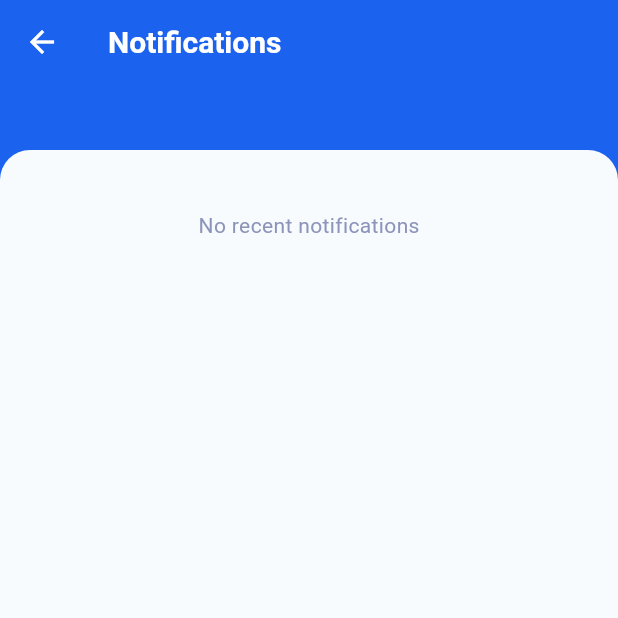
After one commit to amrmhassan/student_evalution, a Flutter app: the NotificationsScreen screen opened by its route, on a phone screen of 412 x 824 dp, the top half of it. The commit adds this screen. Run offline on Flutter 3.47's test engine with Material 2 defaults, Android fonts, the phone set to English and light mode, and no system bars; our stand-ins replace cloud_firestore, copy_with_extension, file_picker, firebase_auth, firebase_core, firebase_database and 12 more; accounts and stored records are empty; Roboto replaces fonts that are missing (Cairo); statements that could not run were skipped.

Commit message:
watch notifications done

```diff
--- a/lib/init/providers_init.dart
+++ b/lib/init/providers_init.dart
@@ -6,6 +6,7 @@ import 'package:student_evaluation/providers/behavior_provider.dart';
 import 'package:student_evaluation/providers/event_provider.dart';
 import 'package:student_evaluation/providers/home_work_provider.dart';
 import 'package:student_evaluation/providers/message_provider.dart';
+import 'package:student_evaluation/providers/notifications_provider.dart';
 import 'package:student_evaluation/providers/time_line_provider.dart';
 import 'package:student_evaluation/student_app/providers/student_behaviour_provider.dart';
 import 'package:student_evaluation/student_app/providers/student_homework_provider.dart';
@@ -28,5 +29,6 @@ class ProvidersInit {
     ChangeNotifierProvider(create: (context) => StudentBehaviourProvider()),
     ChangeNotifierProvider(create: (context) => EventProvider()),
     ChangeNotifierProvider(create: (context) => StudentHomeWorkProvider()),
+    ChangeNotifierProvider(create: (context) => NotificationProvider()),
   ];
 }
--- a/lib/init/screens_init.dart
+++ b/lib/init/screens_init.dart
@@ -11,6 +11,7 @@ import 'package:student_evaluation/screens/event_screen/event_screen.dart';
 import 'package:student_evaluation/screens/home_work_screen/home_work_screen.dart';
 import 'package:student_evaluation/screens/intro_screen/intro_screen.dart';
 import 'package:student_evaluation/screens/login_screen/login_screen.dart';
+import 'package:student_evaluation/screens/notifications_screen/notifications_screen.dart';
 import 'package:student_evaluation/screens/search_screen/search_screen.dart';
 import 'package:student_evaluation/screens/settings_screen/settings_screen.dart';
 import 'package:student_evaluation/admin_app/screens/signup_screen/signup_screen.dart';
@@ -55,6 +56,7 @@ class ScreensInit {
     StudentMaterialsScreen.routeName: (context) => StudentMaterialsScreen(),
     AdminTimeTableScreen.routeName: (context) => AdminTimeTableScreen(),
     AdminAddTimeTableScreen.routeName: (context) => AdminAddTimeTableScreen(),
+    NotificationsScreen.routeName: (context) => NotificationsScreen(),
   };
 
   static Widget? home = StreamBuilder(
--- /dev/null
+++ b/lib/screens/notifications_screen/notifications_screen.dart
@@ -0,0 +1,121 @@
+// ignore_for_file: prefer_const_constructors, prefer_const_literals_to_create_immutables
+
+import 'package:flutter/material.dart';
+import 'package:student_evaluation/core/constants/classes_images.dart';
+import 'package:student_evaluation/fast_tools/widgets/padding_wrapper.dart';
+import 'package:student_evaluation/fast_tools/widgets/v_space.dart';
+import 'package:student_evaluation/screens/home_screen/widgets/time_table_card.dart';
+import 'package:student_evaluation/theming/constants/sizes.dart';
+import 'package:student_evaluation/theming/constants/styles.dart';
+import 'package:student_evaluation/theming/theme_calls.dart';
+import 'package:student_evaluation/transformers/enums_transformers.dart';
+
+import '../../utils/providers_calls.dart';
+import '../home_screen/widgets/home_screen_appbar.dart';
+
+class NotificationsScreen extends StatefulWidget {
+  static const String routeName = '/NotificationsScreen';
+  const NotificationsScreen({super.key});
+
+  @override
+  State<NotificationsScreen> createState() => _NotificationsScreenState();
+}
+
+class _NotificationsScreenState extends State<NotificationsScreen> {
+  @override
+  void initState() {
+    loadData();
+
+    super.initState();
+  }
+
+  void loadData() async {
+    Future.delayed(Duration.zero).then((value) {
+      var userModel = Providers.userPf(context).userModel!;
+      Providers.notifyPf(context).watchAllNotifications(userModel.uid);
+    });
+  }
+
+  @override
+  Widget build(BuildContext context) {
+    var notifyProvider = Providers.notifyPf(context);
+
+    return Scaffold(
+      extendBodyBehindAppBar: true,
+      appBar: AppBar(
+        elevation: 0,
+        backgroundColor: colorTheme.kBlueColor.withOpacity(.5),
+        flexibleSpace: HAppBarFlexibleArea(),
+        foregroundColor: Colors.white,
+        title: Text(
+          'Notifications',
+          style: h1TextStyle.copyWith(
+            color: Colors.white,
+          ),
+        ),
+      ),
+      body: Stack(
+        children: [
+          Container(
+            width: double.infinity,
+            height: 200,
+            color: colorTheme.kBlueColor,
+          ),
+          SingleChildScrollView(
+            child: Column(
+              children: [
+                VSpace(factor: 4),
+                Column(
+                  children: [
+                    VSpace(),
+                    Container(
+                      constraints: BoxConstraints(minHeight: 400),
+                      width: double.infinity,
+                      decoration: BoxDecoration(
+                        color: colorTheme.backGround,
+                        borderRadius: BorderRadius.only(
+                          topLeft: Radius.circular(
+                            largeBorderRadius,
+                          ),
+                          topRight: Radius.circular(
+                            largeBorderRadius,
+                          ),
+                        ),
+                      ),
+                      child: PaddingWrapper(
+                        child: Column(
+                          crossAxisAlignment: CrossAxisAlignment.start,
+                          children: [
+                            VSpace(factor: 2),
+                            if (notifyProvider.unwatchedHomeworks.isEmpty)
+                              Center(
+                                child: Text(
+                                  'No recent notifications',
+                                  style: h4TextStyleInactive,
+                                ),
+                              ),
+                            ...notifyProvider.unwatchedHomeworks.map(
+                              (e) => TimeTableCard(
+                                title:
+                                    '${classTransformer(e.teacherClass)} home work',
+                                subTitle: e.description,
+                                imageLink: ConstantImages.getClassImage(
+                                  e.teacherClass,
+                                ),
+                              ),
+                            ),
+                            VSpace(factor: 1),
+                          ],
+                        ),
+                      ),
+                    ),
+                  ],
+                ),
+              ],
+            ),
+          ),
+        ],
+      ),
+    );
+  }
+}
--- a/lib/transformers/collections.dart
+++ b/lib/transformers/collections.dart
@@ -18,6 +18,7 @@ class DBCollections {
 
   // home work
   static const String homeWorks = 'homeWorks';
+  static const String watchedHomeWorks = 'watchedHomeWorks';
 
   // events
   static const String events = 'events';
--- a/lib/utils/providers_calls.dart
+++ b/lib/utils/providers_calls.dart
@@ -5,6 +5,7 @@ import 'package:student_evaluation/providers/attendance_provider.dart';
 import 'package:student_evaluation/providers/event_provider.dart';
 import 'package:student_evaluation/providers/home_work_provider.dart';
 import 'package:student_evaluation/providers/message_provider.dart';
+import 'package:student_evaluation/providers/notifications_provider.dart';
 import 'package:student_evaluation/providers/time_line_provider.dart';
 import 'package:student_evaluation/student_app/providers/student_behaviour_provider.dart';
 import 'package:student_evaluation/student_app/providers/student_homework_provider.dart';
@@ -101,4 +102,12 @@ class Providers {
   static StudentHomeWorkProvider studentHWP(BuildContext context) {
     return Provider.of<StudentHomeWorkProvider>(context);
   }
+
+  static NotificationProvider notifyPf(BuildContext context) {
+    return Provider.of<NotificationProvider>(context, listen: false);
+  }
+
+  static NotificationProvider notifyP(BuildContext context) {
+    return Provider.of<NotificationProvider>(context);
+  }
 }
```
Also changed, not shown: lib/providers/notifications_provider.dart (added, +91 -0 lines), lib/screens/home_screen/widgets/home_screen_appbar.dart (+3 -11 lines), lib/screens/home_screen/widgets/notifications_icon.dart (added, +93 -0 lines).
